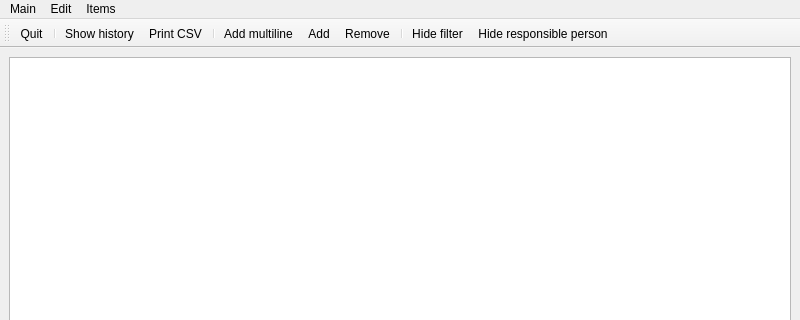
Qt form mainwindow.ui (clckwrkbdgr/inventory) before a commit; both pictures show x 0 to 800 and y 0 to 320 of the 800 by 600 pixel window.
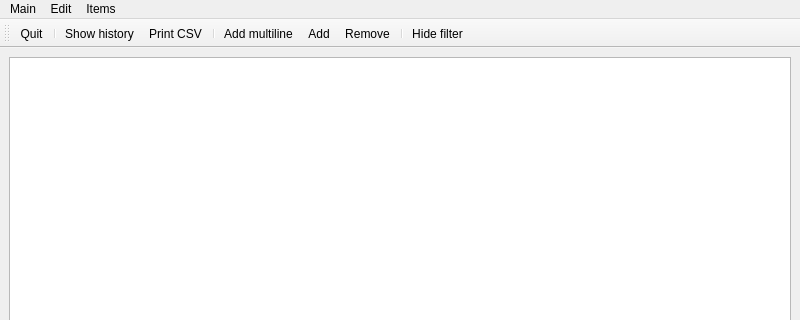
The same form after that commit.

```diff
--- a/mainwindow.ui
+++ b/mainwindow.ui
@@ -164,7 +164,6 @@
    <addaction name="actionRemove"/>
    <addaction name="separator"/>
    <addaction name="actionHideFilter"/>
-   <addaction name="actionHideResponsiblePerson"/>
   </widget>
   <action name="actionShowHistory">
    <property name="text">
```
